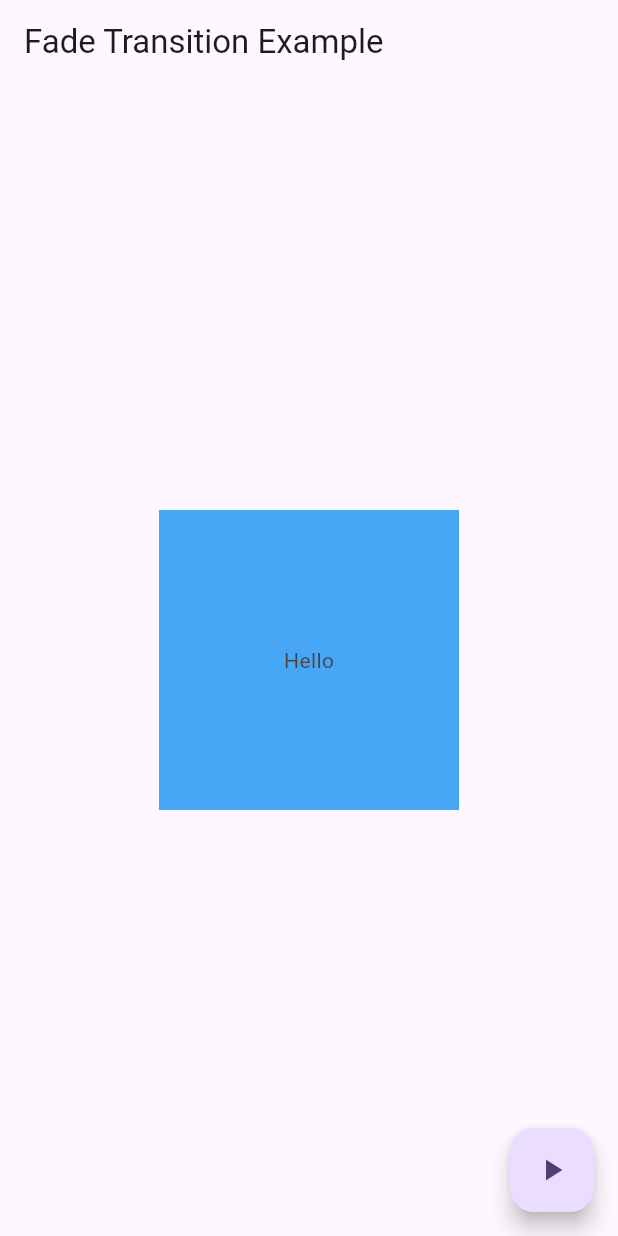
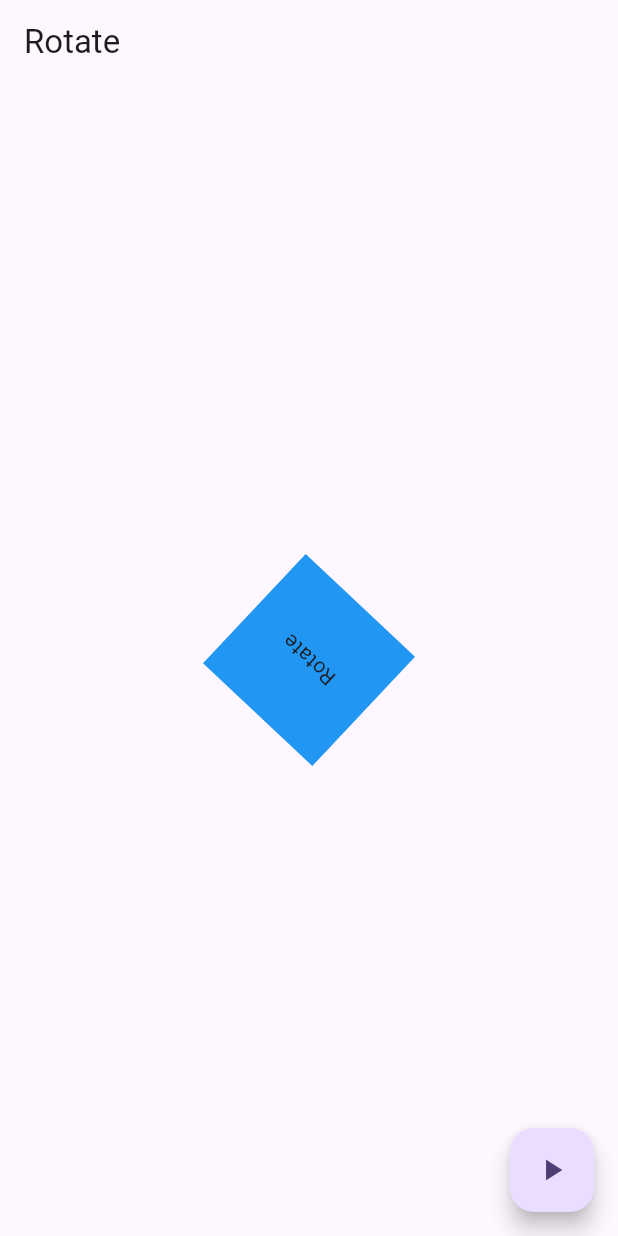
Before and after one commit to vishalsanthosh/animations, a Flutter app: the screen it shows after launch, after a tap on the "play arrow" icon, on a phone screen of 412 x 824 dp. Run offline on Flutter 3.47's test engine with Material 3 defaults, Android fonts, the phone set to English and light mode, and no system bars.

Commit message:
28/09/2024

```diff
--- a/lib/main.dart
+++ b/lib/main.dart
@@ -1,5 +1,8 @@
 import 'package:animations/animation.dart';
 import 'package:animations/fade.dart';
+import 'package:animations/rotate.dart';
+import 'package:animations/scale.dart';
+import 'package:animations/slidetrans.dart';
 import 'package:flutter/material.dart';
 
 void main() {
@@ -18,7 +21,7 @@ class MyApp extends StatelessWidget {
         colorScheme: ColorScheme.fromSeed(seedColor: Colors.deepPurple),
         useMaterial3: true,
       ),
-      home: FadeTraExp(),
+      home: RotationAnimation(),
     );
   }
 }
--- /dev/null
+++ b/lib/rotate.dart
@@ -0,0 +1,54 @@
+import 'package:flutter/material.dart';
+
+class RotationAnimation extends StatefulWidget {
+  const RotationAnimation({super.key});
+
+  @override
+  State<RotationAnimation> createState() => _RotationAnimationState();
+}
+
+class _RotationAnimationState extends State<RotationAnimation>
+with SingleTickerProviderStateMixin{
+ AnimationController? _controller;
+ Animation<double>? _animation;
+
+  @override
+  void initState(){
+    super.initState();
+    _controller =AnimationController(vsync: this,duration: Duration(seconds: 3))..repeat();
+    _animation= Tween<double>(
+      begin: 0.0,
+      end: 1.0,).animate(_controller!);
+
+  }
+  @override
+  void dispose(){
+    super.dispose();
+
+  }
+  Widget build(BuildContext context) {
+    return Scaffold(
+      appBar: AppBar(title: Text("Rotate"),),
+      body:Center(
+        child: RotationTransition(turns:_animation!,
+        child: Container(
+          height: 100,
+          width: 100,
+          color: Colors.blue,
+          child: Center(child: Text("Rotate")),
+        ),),
+      ),
+      floatingActionButton: FloatingActionButton(onPressed: (){
+        if (_controller!.isAnimating){
+          _controller!.stop();
+
+        }else{
+          _controller!.repeat();
+        }
+
+      },
+      child: Icon(Icons.play_arrow),
+      ),
+    );
+  }
+}
```
Also changed, not shown: lib/scale.dart (added, +54 -0 lines), lib/slidetrans.dart (added, +50 -0 lines).
